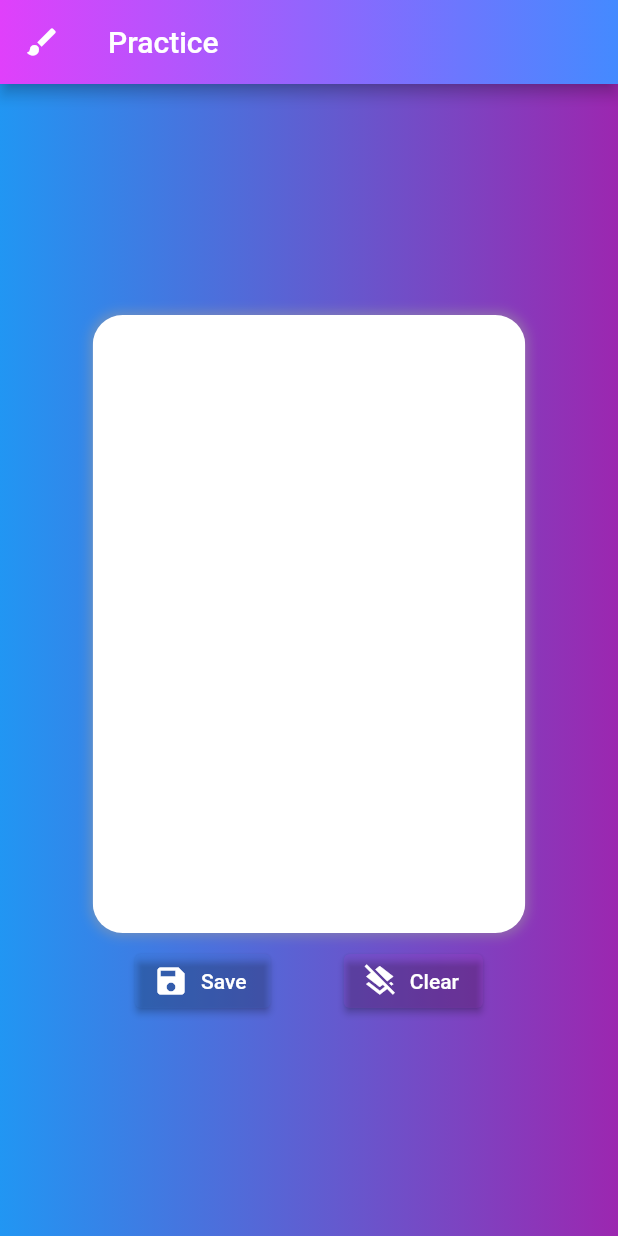
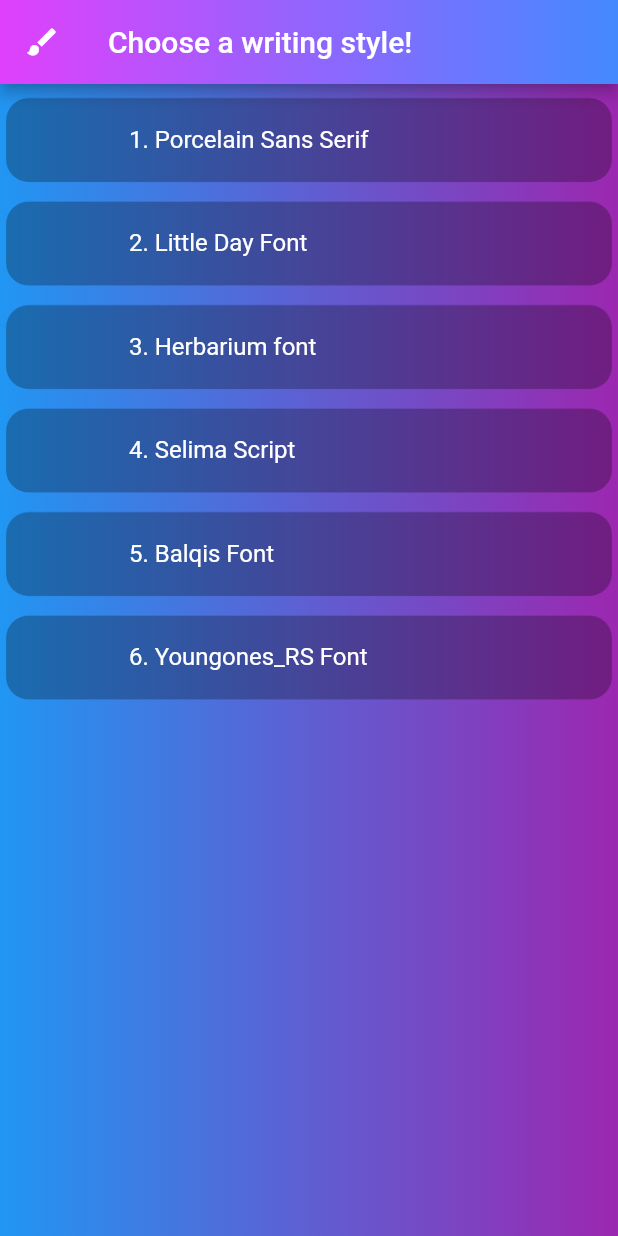
Before and after one commit to Yonas1926/Improve-My-Handwriting-MobileApplication, a Flutter app: the screen it shows after launch, on a phone screen of 412 x 824 dp. Run offline on Flutter 3.47's test engine with Material 2 defaults, Android fonts, the light colour scheme and no system bars.

Commit message:
checking the phase one part of the app

```diff
--- a/imporve_my_handwriting_app/lib/main.dart
+++ b/imporve_my_handwriting_app/lib/main.dart
@@ -1,5 +1,6 @@
 import 'package:flutter/material.dart';
 import 'package:imporve_my_handwriting_app/screens/Practice_page.dart';
+import 'package:imporve_my_handwriting_app/screens/test_screen.dart';
 
 void main() {
   runApp(const MyApp());
@@ -8,14 +9,12 @@ void main() {
 class MyApp extends StatelessWidget {
   const MyApp({Key? key}) : super(key: key);
 
-
-
   @override
   Widget build(BuildContext context) {
     return MaterialApp(
       title: "Improve My Handwriting!",
       debugShowCheckedModeBanner: false,
-      home: PracticePage(),
+      home: TestScreen(),
     );
   }
 }
--- a/imporve_my_handwriting_app/lib/screens/home_page.dart
+++ b/imporve_my_handwriting_app/lib/screens/home_page.dart
@@ -8,7 +8,7 @@ class HomeScreen extends StatelessWidget {
     List<String> _writingStyles = ["Porcelain Sans Serif", "Little Day Font",
     "Herbarium font",
     "Selima Script",
-    "Balqis Font",
+    "Balqis Font",
     "Youngones_RS Font"];
 
     return Scaffold(
--- a/imporve_my_handwriting_app/lib/screens/test_screen.dart
+++ b/imporve_my_handwriting_app/lib/screens/test_screen.dart
@@ -0,0 +1,78 @@
+import 'package:flutter/material.dart';
+
+
+class TestScreen extends StatelessWidget {
+  TestScreen({Key? key}) : super(key: key);
+  final List<String> _writingStyles = [
+    "Porcelain Sans Serif",
+    "Little Day Font",
+    "Herbarium font",
+    "Selima Script",
+    "Balqis Font",
+    "Youngones_RS Font"
+  ];
+  @override
+  Widget build(BuildContext context) {
+    return Scaffold(
+      appBar: AppBar(
+        backgroundColor: Colors.white,
+        title: Text("Choose a writing style!"),
+        leading: Icon(Icons.brush),
+        flexibleSpace: Container(
+          decoration: BoxDecoration(
+            gradient: LinearGradient(colors: [
+              Colors.purpleAccent,
+              Colors.blueAccent,
+            ]),
+          ),
+        ),
+      ),
+      body: Center(
+        child: Stack(alignment: AlignmentDirectional.centerStart, children: [
+          Container(
+            decoration: BoxDecoration(
+              gradient: LinearGradient(
+                colors: [
+                  Colors.blue,
+                  Colors.purple,
+                ],
+              ),
+            ),
+          ),
+          ListView.builder(
+              itemCount: 6,
+              itemBuilder: (context, index) {
+                return Column(
+                  children: [
+                    SizedBox(
+                      height: 5,
+                    ),
+                    Card(
+                      elevation: 0.2,
+                      color: Color.fromARGB(0, 79, 79, 79),
+                      shape: RoundedRectangleBorder(
+                        borderRadius: BorderRadius.circular(15.0),
+                      ),
+                      child: ListTile(
+                        title: Text(
+                          "${index + 1}. ${_writingStyles[index]}",
+                          style: TextStyle(color: Colors.white),
+                        ),
+                        leading: SizedBox(
+                          width: 50,
+                          height: 50,
+                        ),
+                        onTap: () {
+                          // Go to Practice page.
+                        },
+                      ),
+                    ),
+                  ],
+                );
+              }),
+        ]),
+      ),
+
+    );
+  }
+}
--- a/imporve_my_handwriting_app/pubspec.yaml
+++ b/imporve_my_handwriting_app/pubspec.yaml
@@ -58,9 +58,8 @@ flutter:
   uses-material-design: true
 
   # To add assets to your application, add an assets section, like this:
-  # assets:
-  #   - images/a_dot_burr.jpeg
-  #   - images/a_dot_ham.jpeg
+  assets:
+    - assets/images/circleAvatar.png
 
   # An image asset can refer to one or more resolution-specific "variants", see
   # https://flutter.dev/assets-and-images/#resolution-aware
```
Also changed, not shown: imporve_my_handwriting_app/lib/screens/Practice_page.dart (+79 -0 lines), imporve_my_handwriting_app/assets/images/circleAvatar.png (added).
